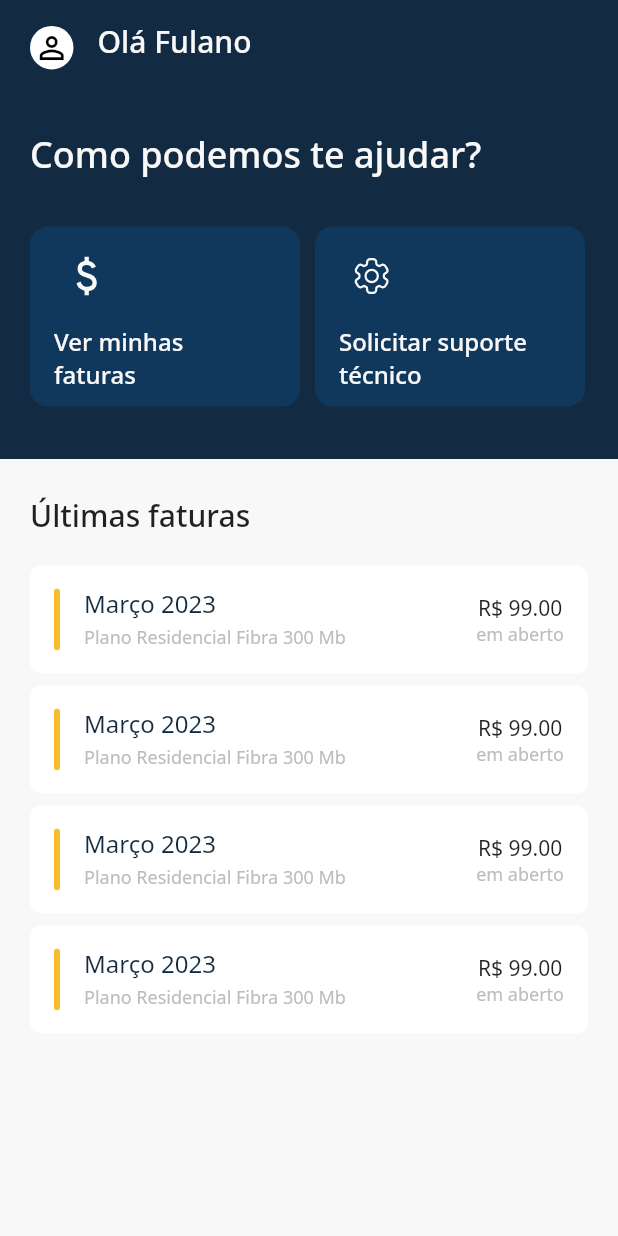
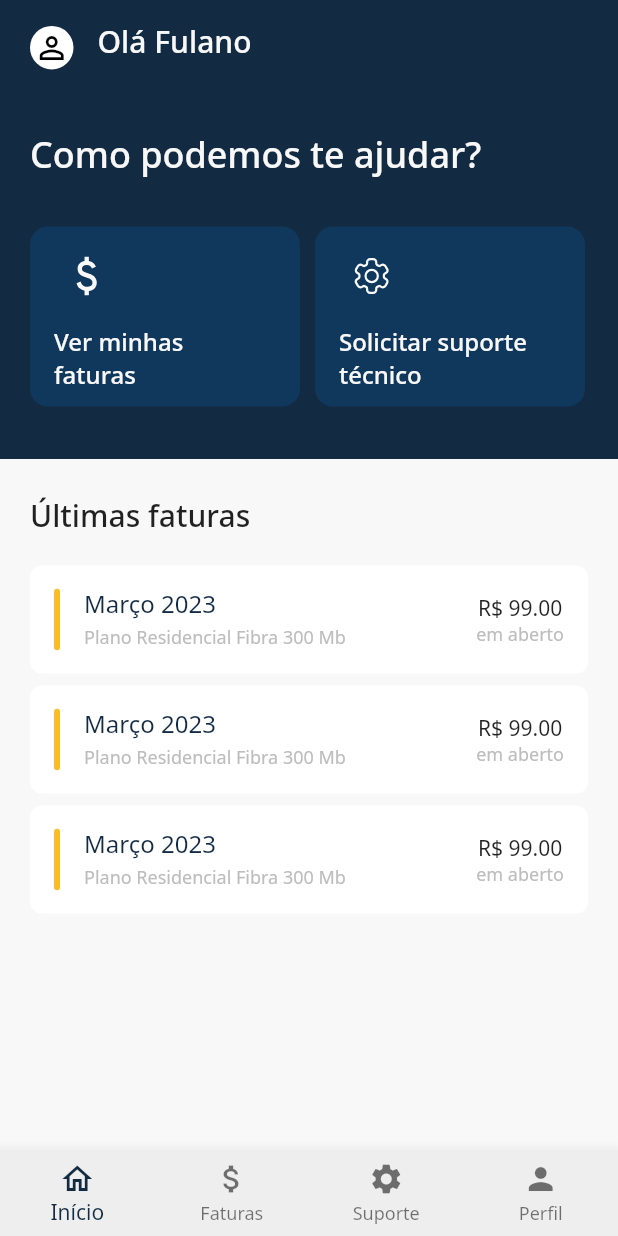
Before and after one commit to raultocantins/ecorporativo, a Flutter app: the HomePage screen opened by its route, on a phone screen of 412 x 824 dp. Run offline on Flutter 3.47's test engine with Material 2 defaults, Android fonts, the phone set to English and light mode, and no system bars; our stand-ins replace flutter_svg; statements that could not run were skipped.

Commit message:
adicionando bottomBarNavigator e TabController na home page

```diff
--- a/lib/src/features/authentication/presenter/pages/contract_successs_page.dart
+++ b/lib/src/features/authentication/presenter/pages/contract_successs_page.dart
@@ -10,7 +10,8 @@ class ContractSuccessPage extends StatelessWidget {
   Widget build(BuildContext context) {
     return Scaffold(
       backgroundColor: Theme.of(context).colorScheme.background,
-      body: Column(
+      body: SafeArea(
+        child: Column(
           mainAxisAlignment: MainAxisAlignment.end,
           children: [
             Padding(
@@ -68,6 +69,7 @@ class ContractSuccessPage extends StatelessWidget {
             )
           ],
         ),
+      ),
     );
   }
 }
--- a/lib/src/features/authentication/presenter/pages/signin_page.dart
+++ b/lib/src/features/authentication/presenter/pages/signin_page.dart
@@ -26,7 +26,8 @@ class _SigninPageState extends State<SigninPage> {
           centerTitle: true,
           backgroundColor: Colors.transparent,
         ),
-        body: SingleChildScrollView(
+        body: SafeArea(
+          child: SingleChildScrollView(
             physics: const NeverScrollableScrollPhysics(),
             child: SizedBox(
               height: MediaQuery.of(context).size.height,
@@ -169,6 +170,7 @@ class _SigninPageState extends State<SigninPage> {
             ),
           ),
         ),
+      ),
     );
   }
 }
--- a/lib/src/features/home/presenter/pages/home_page.dart
+++ b/lib/src/features/home/presenter/pages/home_page.dart
@@ -1,3 +1,4 @@
+import 'package:ecorporativo/src/features/home/presenter/pages/invoices_page.dart';
 import 'package:ecorporativo/src/features/home/presenter/widgets/home_card_custom.dart';
 import 'package:flutter/material.dart';
 import 'package:flutter_svg/svg.dart';
@@ -11,17 +12,53 @@ class HomePage extends StatefulWidget {
   State<HomePage> createState() => _HomePageState();
 }
 
-class _HomePageState extends State<HomePage> {
+class _HomePageState extends State<HomePage> with TickerProviderStateMixin {
+  late TabController tabController;
+  @override
+  void initState() {
+    super.initState();
+    tabController = TabController(
+      initialIndex: 0,
+      length: 4,
+      vsync: this,
+    );
+  }
+
+  String appbarTitle() {
+    switch (tabController.index) {
+      case 0:
+        return "Olá Fulano";
+
+      case 1:
+        return "Faturas";
+
+      case 2:
+        return "Suporte Técnico";
+      case 3:
+        return "Perfil";
+      default:
+        return "";
+    }
+  }
+
+  void changeIndexPage(int index) {
+    setState(() {
+      tabController.index = index;
+    });
+  }
+
   @override
   Widget build(BuildContext context) {
-    return SafeArea(
+    return WillPopScope(
+      onWillPop: () async => tabController.index == 0 ? true : false,
       child: Scaffold(
         backgroundColor: Theme.of(context).colorScheme.background,
         appBar: AppBar(
+          centerTitle: tabController.index != 0 ? true : false,
           backgroundColor: Theme.of(context).colorScheme.primary,
           elevation: 0,
           title: Text(
-            'Olá Fulano',
+            appbarTitle(),
             style: TextStyle(
                 fontSize: 20,
                 fontWeight: FontWeight.w500,
@@ -29,7 +66,8 @@ class _HomePageState extends State<HomePage> {
           ),
           leadingWidth: 49,
           titleSpacing: 16,
-          leading: const Padding(
+          leading: tabController.index == 0
+              ? const Padding(
                   padding: EdgeInsets.only(left: 20, top: 7.5),
                   child: CircleAvatar(
                     backgroundColor: Colors.white,
@@ -38,9 +76,28 @@ class _HomePageState extends State<HomePage> {
                       color: Colors.black,
                     ),
                   ),
+                )
+              : GestureDetector(
+                  onTap: () {
+                    if (tabController.index != 0) {
+                      changeIndexPage(0);
+                    }
+                  },
+                  child: Padding(
+                    padding: const EdgeInsets.only(left: 20, top: 7.5),
+                    child: Icon(Icons.arrow_back,
+                        size: 30,
+                        color: Theme.of(context).colorScheme.background),
                   ),
                 ),
-        body: SizedBox(
+        ),
+        body: SafeArea(
+          child: TabBarView(
+            controller: tabController,
+            physics: const NeverScrollableScrollPhysics(),
+            children: [
+              SingleChildScrollView(
+                child: SizedBox(
                   child: Column(
                     children: [
                       Container(
@@ -60,7 +117,9 @@ class _HomePageState extends State<HomePage> {
                                   style: TextStyle(
                                       fontSize: 24,
                                       fontWeight: FontWeight.w500,
-                              color: Theme.of(context).colorScheme.background),
+                                      color: Theme.of(context)
+                                          .colorScheme
+                                          .background),
                                 ),
                                 const SizedBox(
                                   height: 32,
@@ -70,6 +129,7 @@ class _HomePageState extends State<HomePage> {
                                   children: [
                                     HomeCardCustom(
                                         title: 'Ver minhas\nfaturas',
+                                        onTap: () => changeIndexPage(1),
                                         image: SvgPicture.asset(
                                           'assets/images/Vector.svg',
                                           height: 26,
@@ -80,6 +140,7 @@ class _HomePageState extends State<HomePage> {
                                     ),
                                     HomeCardCustom(
                                         title: 'Solicitar suporte\ntécnico',
+                                        onTap: () => changeIndexPage(2),
                                         image: SvgPicture.asset(
                                           'assets/images/settings.svg',
                                           height: 26,
@@ -91,8 +152,8 @@ class _HomePageState extends State<HomePage> {
                         ),
                       ),
                       Padding(
-                padding:
-                    const EdgeInsets.symmetric(horizontal: 20, vertical: 24),
+                        padding: const EdgeInsets.symmetric(
+                            horizontal: 20, vertical: 24),
                         child: Column(
                           crossAxisAlignment: CrossAxisAlignment.start,
                           children: [
@@ -106,14 +167,16 @@ class _HomePageState extends State<HomePage> {
                               height: 400,
                               width: double.infinity,
                               child: ListView.builder(
-                        itemCount: 4,
+                                itemCount: 3,
                                 itemBuilder: ((context, index) {
                                   return Column(
                                     children: const [
                                       CardHomeBillCustom(
                                           title: 'Março 2023',
-                                  subtitle: 'Plano Residencial Fibra 300 Mb',
-                                  color: Color(0xffF9BD28),
+                                          subtitle:
+                                              'Plano Residencial Fibra 300 Mb',
+                                          color:
+                                              Color(0xffF9BD28), //ADD IN THEME
                                           price: Text('R\$ 99.00')),
                                       SizedBox(height: 8)
                                     ],
@@ -128,6 +191,58 @@ class _HomePageState extends State<HomePage> {
                   ),
                 ),
               ),
+              const InvoicesPage(),
+              const SizedBox(
+                child: Center(
+                  child: Text("terceira pagina"),
+                ),
+              ),
+              const SizedBox(
+                child: Center(
+                  child: Text("quarta pagina"),
+                ),
+              )
+            ],
+          ),
+        ),
+        bottomNavigationBar: BottomNavigationBar(
+          backgroundColor: Colors.grey.shade200,
+          type: BottomNavigationBarType.fixed,
+          currentIndex: tabController.index,
+          onTap: (i) {
+            switch (i) {
+              case 0:
+                changeIndexPage(0);
+
+                break;
+              case 1:
+                changeIndexPage(1);
+
+                break;
+              case 2:
+                changeIndexPage(2);
+
+                break;
+              case 3:
+                changeIndexPage(3);
+
+                break;
+              default:
+            }
+          },
+          items: const [
+            BottomNavigationBarItem(
+              icon: Icon(Icons.home_outlined),
+              label: "Início",
+            ),
+            BottomNavigationBarItem(
+                icon: Icon(Icons.attach_money_outlined), label: "Faturas"),
+            BottomNavigationBarItem(
+                icon: Icon(Icons.settings), label: "Suporte"),
+            BottomNavigationBarItem(icon: Icon(Icons.person), label: "Perfil"),
+          ],
+        ),
+      ),
     );
   }
 }
--- a/lib/src/features/home/presenter/widgets/home_card_custom.dart
+++ b/lib/src/features/home/presenter/widgets/home_card_custom.dart
@@ -3,15 +3,19 @@ import 'package:flutter/material.dart';
 class HomeCardCustom extends StatelessWidget {
   final Widget image;
   final String title;
+  final VoidCallback onTap;
   const HomeCardCustom({
     required this.title,
     required this.image,
+    required this.onTap,
     super.key,
   });
 
   @override
   Widget build(BuildContext context) {
-    return Container(
+    return GestureDetector(
+      onTap: () => onTap(),
+      child: Container(
         decoration: BoxDecoration(
             color: Theme.of(context).colorScheme.onPrimaryContainer,
             borderRadius: BorderRadius.circular(12)),
@@ -37,6 +41,7 @@ class HomeCardCustom extends StatelessWidget {
             )
           ],
         ),
+      ),
     );
   }
 }
```
Also changed, not shown: lib/src/features/authentication/presenter/pages/contract_acceptance_page.dart (+10 -10 lines), lib/src/features/authentication/presenter/pages/contract_popup_terms_page.dart (+5 -2 lines), lib/src/features/authentication/presenter/pages/splash_page.dart (+4 -4 lines), lib/src/features/home/presenter/pages/invoices_page.dart (added, +19 -0 lines), lib/src/features/home/presenter/pages/profile_page.dart (added), lib/src/features/home/presenter/pages/support_page.dart (added). Lines whose indentation alone changed are shown as unchanged.
